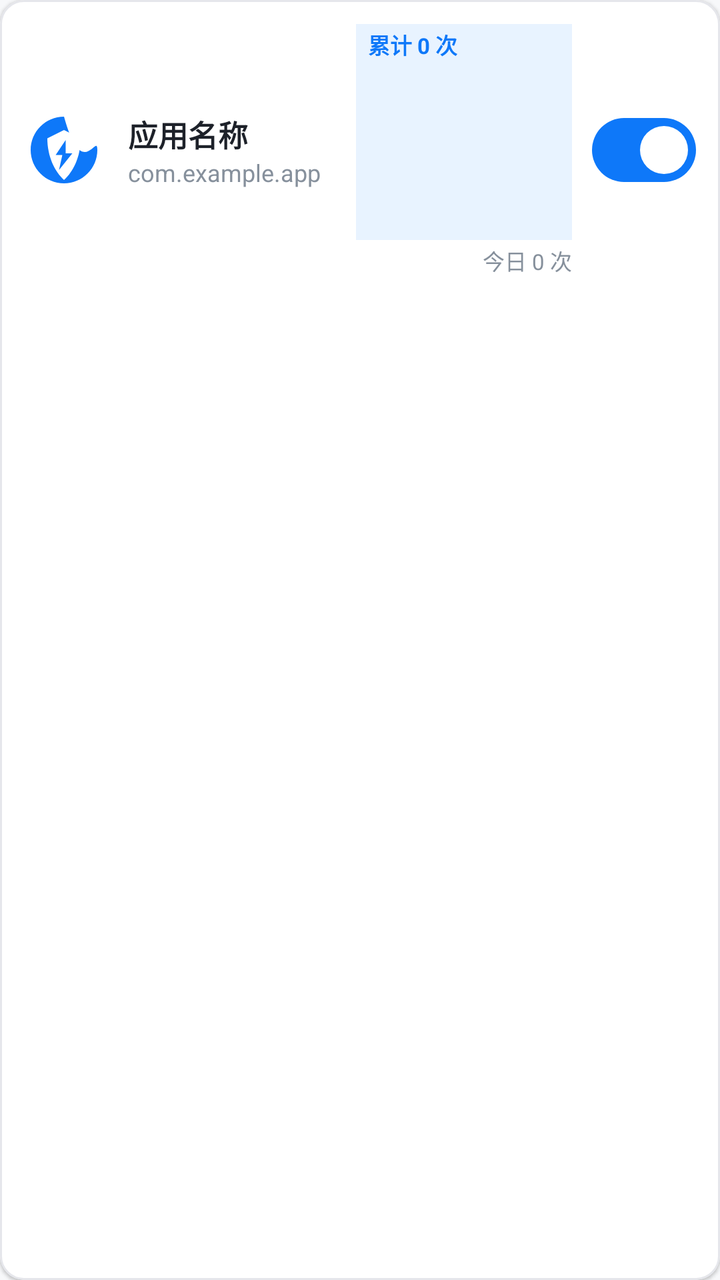
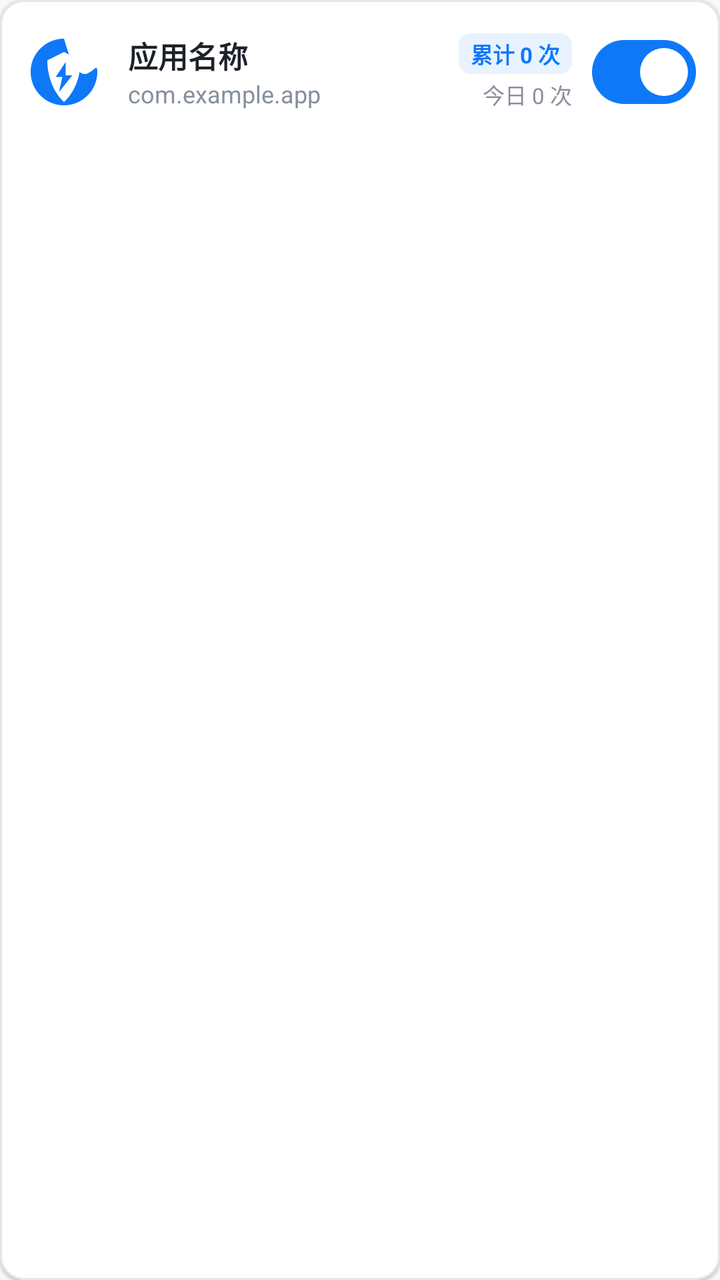

Screens rendered from an Android XML layout before and after an edit, with the pre-edit source and the edit as a unified diff.
<!-- AndroidManifest.xml: application theme Theme.CleanScreen -->
<!-- res/layout/item_app_info.xml -->
<?xml version="1.0" encoding="utf-8"?>
<com.google.android.material.card.MaterialCardView xmlns:android="http://schemas.android.com/apk/res/android"
    xmlns:app="http://schemas.android.com/apk/res-auto"
    android:layout_width="match_parent"
    android:layout_height="wrap_content"
    android:layout_marginHorizontal="12dp"
    android:layout_marginVertical="5dp"
    app:cardBackgroundColor="@color/surface"
    app:cardCornerRadius="12dp"
    app:cardElevation="1dp"
    app:strokeColor="@color/card_border"
    app:strokeWidth="1dp">

    <RelativeLayout
        android:layout_width="match_parent"
        android:layout_height="wrap_content"
        android:padding="12dp">

        <ImageView
            android:id="@+id/ivAppIcon"
            android:layout_width="40dp"
            android:layout_height="40dp"
            android:layout_centerVertical="true"
            android:src="@drawable/ic_launcher" />

        <LinearLayout
            android:layout_width="wrap_content"
            android:layout_height="wrap_content"
            android:layout_centerVertical="true"
            android:layout_marginStart="12dp"
            android:layout_toStartOf="@id/layoutBadges"
            android:layout_toEndOf="@id/ivAppIcon"
            android:orientation="vertical">

            <TextView
                android:id="@+id/tvAppName"
                android:layout_width="wrap_content"
                android:layout_height="wrap_content"
                android:ellipsize="end"
                android:maxLines="1"
                android:text="应用名称"
                android:textColor="@color/text_primary"
                android:textSize="15sp"
                android:textStyle="bold" />

            <TextView
                android:id="@+id/tvPackageName"
                android:layout_width="wrap_content"
                android:layout_height="wrap_content"
                android:ellipsize="end"
                android:maxLines="1"
                android:text="com.example.app"
                android:textColor="@color/text_hint"
                android:textSize="12sp" />
        </LinearLayout>

        <LinearLayout
            android:id="@+id/layoutBadges"
            android:layout_width="wrap_content"
            android:layout_height="wrap_content"
            android:layout_centerVertical="true"
            android:layout_marginEnd="10dp"
            android:layout_toStartOf="@id/switchAppEnable"
            android:gravity="end"
            android:orientation="vertical">

            <TextView
                android:id="@+id/tvTotalCountBadge"
                android:layout_width="wrap_content"
                android:layout_height="wrap_content"
                android:background="@drawable/ic_launcher_background"
                android:backgroundTint="@color/accent_blue_light"
                android:paddingHorizontal="6dp"
                android:paddingVertical="2dp"
                android:text="累计 0 次"
                android:textColor="@color/primary"
                android:textSize="11sp"
                android:textStyle="bold" />

            <TextView
                android:id="@+id/tvTodayCountBadge"
                android:layout_width="wrap_content"
                android:layout_height="wrap_content"
                android:layout_marginTop="2dp"
                android:text="今日 0 次"
                android:textColor="@color/text_hint"
                android:textSize="11sp" />
        </LinearLayout>

        <com.google.android.material.materialswitch.MaterialSwitch
            android:id="@+id/switchAppEnable"
            android:layout_width="wrap_content"
            android:layout_height="wrap_content"
            android:layout_alignParentEnd="true"
            android:layout_centerVertical="true"
            android:checked="true" />
    </RelativeLayout>
</com.google.android.material.card.MaterialCardView>
<!-- resources referenced by this layout -->
<resources>
  <color name="accent_blue_light">#E8F3FF</color>
  <color name="card_border">#E5E6EB</color>
  <color name="primary">#0E78F9</color>
  <color name="surface">#FFFFFF</color>
  <color name="text_hint">#86909C</color>
  <color name="text_primary">#1D2129</color>
  <!-- drawable ic_launcher (drawable) -->
  <vector xmlns:android="http://schemas.android.com/apk/res/android"
      android:width="48dp"
      android:height="48dp"
      android:viewportWidth="48"
      android:viewportHeight="48">
      <path
          android:fillColor="#0E78F9"
          android:pathData="M24,4 C12.95,4 4,12.95 4,24 C4,35.05 12.95,44 24,44 C35.05,44 44,35.05 44,24 C44,12.95 35.05,44 24,4 Z" />
      <path
          android:fillColor="#FFFFFF"
          android:pathData="M24,12 L14,17 C14,28 18.5,37 24,42 C29.5,37 34,28 34,17 L24,12 Z" />
      <path
          android:fillColor="#0E78F9"
          android:pathData="M25,18 L19,27 L23,27 L21,36 L29,26 L25,26 Z" />
  </vector>
  <!-- drawable ic_launcher_background (drawable) -->
  <?xml version="1.0" encoding="utf-8"?>
  <vector xmlns:android="http://schemas.android.com/apk/res/android"
      android:width="108dp"
      android:height="108dp"
      android:viewportWidth="108"
      android:viewportHeight="108">
      <path
          android:fillColor="#0E78F9"
          android:pathData="M0,0h108v108h-108z" />
  </vector>
  <style name="Theme.CleanScreen" parent="Theme.Material3.DayNight.NoActionBar">
          
          <item name="colorPrimary">@color/primary</item>
          <item name="colorOnPrimary">@color/on_primary</item>
          
          <item name="colorSecondary">@color/secondary</item>
          <item name="colorOnSecondary">@color/on_secondary</item>
          
          <item name="android:statusBarColor">@color/background</item>
          <item name="android:windowLightStatusBar">true</item>
          <item name="android:windowBackground">@color/background</item>
      </style>
  <color name="on_primary">#FFFFFF</color>
  <color name="secondary">#10B981</color>
  <color name="on_secondary">#FFFFFF</color>
  <color name="background">#F7F8FA</color>
</resources>

<!-- the commit's change to res/layout/item_app_info.xml (unified diff, before → after) -->
@@ -68,7 +68,7 @@
                 android:id="@+id/tvTotalCountBadge"
                 android:layout_width="wrap_content"
                 android:layout_height="wrap_content"
-                android:background="@drawable/ic_launcher_background"
+                android:background="@drawable/bg_badge_rounded"
                 android:backgroundTint="@color/accent_blue_light"
                 android:paddingHorizontal="6dp"
                 android:paddingVertical="2dp"
<!-- resource entries referenced after the edit -->
@@ -6,6 +6,13 @@
   <color name="surface">#FFFFFF</color>
   <color name="text_hint">#86909C</color>
   <color name="text_primary">#1D2129</color>
+  <!-- drawable bg_badge_rounded (drawable) -->
+  <?xml version="1.0" encoding="utf-8"?>
+  <shape xmlns:android="http://schemas.android.com/apk/res/android"
+      android:shape="rectangle">
+      <corners android:radius="6dp" />
+      <solid android:color="@color/accent_blue_light" />
+  </shape>
   <!-- drawable ic_launcher (drawable) -->
   <vector xmlns:android="http://schemas.android.com/apk/res/android"
       android:width="48dp"
@@ -21,17 +28,6 @@
       <path
           android:fillColor="#0E78F9"
           android:pathData="M25,18 L19,27 L23,27 L21,36 L29,26 L25,26 Z" />
-  </vector>
-  <!-- drawable ic_launcher_background (drawable) -->
-  <?xml version="1.0" encoding="utf-8"?>
-  <vector xmlns:android="http://schemas.android.com/apk/res/android"
-      android:width="108dp"
-      android:height="108dp"
-      android:viewportWidth="108"
-      android:viewportHeight="108">
-      <path
-          android:fillColor="#0E78F9"
-          android:pathData="M0,0h108v108h-108z" />
   </vector>
   <style name="Theme.CleanScreen" parent="Theme.Material3.DayNight.NoActionBar">
           
